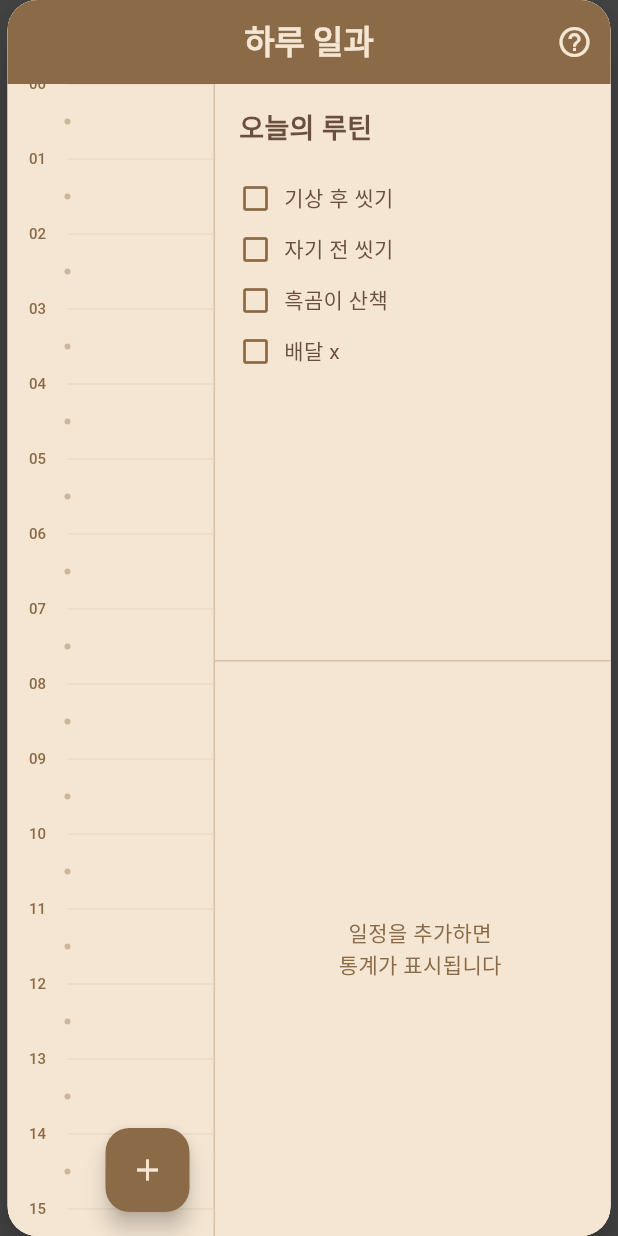
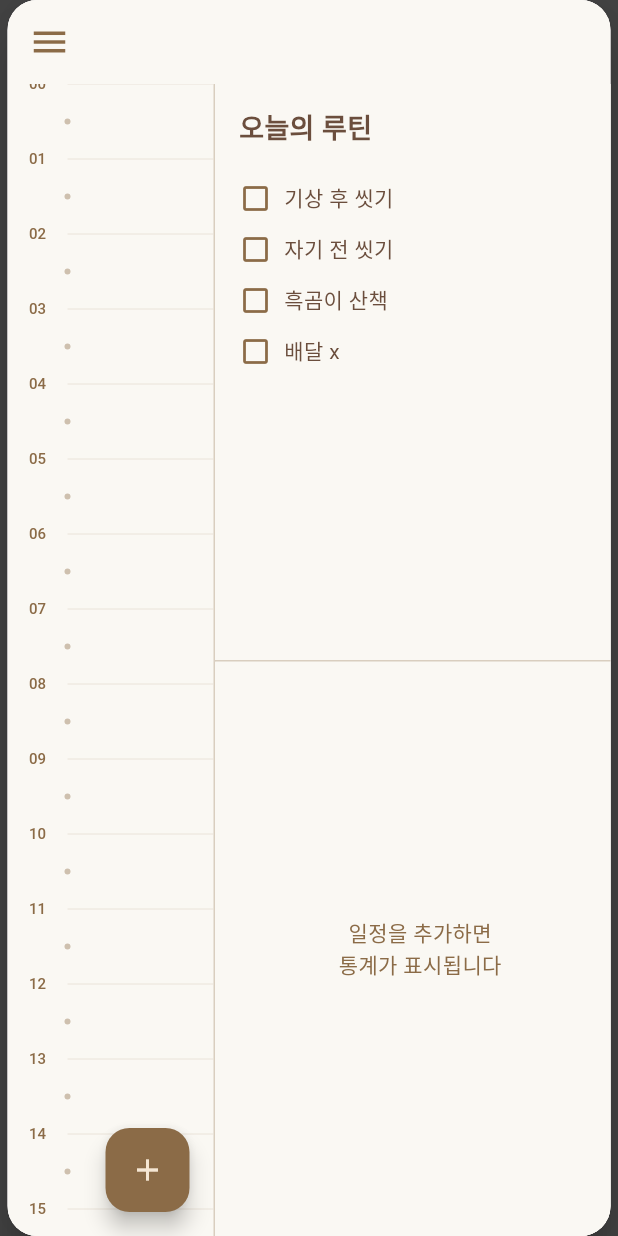
Before and after one commit to jam9582/todo, a Flutter app: the screen it shows after launch, on a phone screen of 412 x 824 dp. Run offline on Flutter 3.47's test engine with Material 3 defaults, Android fonts, the phone set to English and light mode, and no system bars.

Commit message:
feat: 테마 색상 변경

```diff
--- a/lib/main.dart
+++ b/lib/main.dart
@@ -41,7 +41,7 @@ class ProtoApp extends StatelessWidget {
       theme: ThemeData(
         primarySwatch: Colors.brown,
         brightness: Brightness.light,
-        scaffoldBackgroundColor: const Color(0xFFF5E6D3), // Cream/beige background
+        scaffoldBackgroundColor: const Color(0xFFFAF8F3), // 연한 아이보리 배경
       ),
       debugShowCheckedModeBanner: false,
       home: Scaffold(
@@ -126,25 +126,23 @@ class _ScheduleScreenState extends State<ScheduleScreen> {
 
     return Scaffold(
       appBar: AppBar(
-        title: const Text('하루 일과', style: TextStyle(color: Color(0xFFF5E6D3), fontWeight: FontWeight.bold)),
-        backgroundColor: const Color(0xFF8B6B47), // Brown header
-        centerTitle: true,
+        backgroundColor: const Color(0xFFFAF8F3), // 연한 아이보리 배경
         elevation: 0,
-        actions: [
-          IconButton(
-            icon: const Icon(Icons.help_outline, color: Color(0xFFF5E6D3)),
-            onPressed: () {},
-          ),
-        ],
+        leading: IconButton(
+          icon: const Icon(Icons.menu, color: Color(0xFF8B6B47), size: 28),
+          onPressed: () {
+            // 메뉴 기능은 나중에 구현
+          },
+        ),
       ),
-      backgroundColor: const Color(0xFFF5E6D3), // Cream background
+      backgroundColor: const Color(0xFFFAF8F3), // 연한 아이보리 배경
       body: Row(
         crossAxisAlignment: CrossAxisAlignment.start,
         children: [
           // 1. 왼쪽 1/3: 스크롤 가능한 타임라인 & 블록 영역
           Container(
             width: leftWidth,
-            color: const Color(0xFFF5E6D3),
+            color: const Color(0xFFFAF8F3),
             child: Stack(
               children: [
                 // 스크롤 가능한 타임라인
@@ -203,7 +201,7 @@ class _ScheduleScreenState extends State<ScheduleScreen> {
           Container(
             width: rightWidth,
             height: screenHeight,
-            color: const Color(0xFFF5E6D3),
+            color: const Color(0xFFFAF8F3),
             child: Column(
               children: [
                 // 오른쪽 상단: 루틴 체크리스트
@@ -212,7 +210,7 @@ class _ScheduleScreenState extends State<ScheduleScreen> {
                   child: Container(
                     padding: const EdgeInsets.all(16.0),
                     decoration: BoxDecoration(
-                      color: const Color(0xFFF5E6D3),
+                      color: const Color(0xFFFAF8F3),
                       border: Border(
                         left: BorderSide(color: const Color(0xFF8B6B47).withValues(alpha: 0.3), width: 1),
                       ),
@@ -262,7 +260,7 @@ class _ScheduleScreenState extends State<ScheduleScreen> {
                   child: Container(
                     padding: const EdgeInsets.all(16.0),
                     decoration: BoxDecoration(
-                      color: const Color(0xFFF5E6D3),
+                      color: const Color(0xFFFAF8F3),
                       border: Border(
                         top: BorderSide(color: const Color(0xFF8B6B47).withValues(alpha: 0.3), width: 1),
                         left: BorderSide(color: const Color(0xFF8B6B47).withValues(alpha: 0.3), width: 1),
@@ -484,7 +482,7 @@ class _ScheduleScreenState extends State<ScheduleScreen> {
       context: context,
       builder: (context) {
         return AlertDialog(
-          backgroundColor: const Color(0xFFF5E6D3),
+          backgroundColor: const Color(0xFFFAF8F3),
           title: const Text('루틴 수정', style: TextStyle(color: Color(0xFF6B4E3D))),
           content: TextField(
             controller: controller,
@@ -526,7 +524,7 @@ class _ScheduleScreenState extends State<ScheduleScreen> {
       context: context,
       builder: (context) {
         return AlertDialog(
-          backgroundColor: const Color(0xFFF5E6D3),
+          backgroundColor: const Color(0xFFFAF8F3),
           title: const Text('루틴 삭제', style: TextStyle(color: Color(0xFF6B4E3D))),
           content: Text(
             '${_routines[index]['text']} 항목을 삭제하시겠습니까?',
@@ -562,7 +560,7 @@ class _ScheduleScreenState extends State<ScheduleScreen> {
       context: context,
       builder: (context) {
         return AlertDialog(
-          backgroundColor: const Color(0xFFF5E6D3),
+          backgroundColor: const Color(0xFFFAF8F3),
           title: const Text('루틴 추가', style: TextStyle(color: Color(0xFF6B4E3D))),
           content: TextField(
             controller: controller,
@@ -646,7 +644,7 @@ class _ScheduleScreenState extends State<ScheduleScreen> {
                   child: Text(
                     entry.category.name,
                     style: const TextStyle(
-                      color: Color(0xFFF5E6D3),
+                      color: Color(0xFFFAF8F3),
                       fontWeight: FontWeight.bold,
                       fontSize: 11,
                     ),
@@ -656,7 +654,7 @@ class _ScheduleScreenState extends State<ScheduleScreen> {
                 if (_isEditMode && !isPreview)
                   const Icon(
                     Icons.delete_outline,
-                    color: Color(0xFFF5E6D3),
+                    color: Color(0xFFFAF8F3),
                     size: 16,
                   ),
               ],
@@ -673,7 +671,7 @@ class _ScheduleScreenState extends State<ScheduleScreen> {
       context: context,
       builder: (context) {
         return AlertDialog(
-          backgroundColor: const Color(0xFFF5E6D3),
+          backgroundColor: const Color(0xFFFAF8F3),
           title: const Text('일정 삭제', style: TextStyle(color: Color(0xFF6B4E3D))),
           content: Text(
             '${entry.category.name} 일정을 삭제하시겠습니까?',
@@ -788,7 +786,7 @@ class _ScheduleScreenState extends State<ScheduleScreen> {
   void _showCategoryPicker() {
     showModalBottomSheet(
       context: context,
-      backgroundColor: const Color(0xFFF5E6D3),
+      backgroundColor: const Color(0xFFFAF8F3),
       shape: const RoundedRectangleBorder(
         borderRadius: BorderRadius.vertical(top: Radius.circular(20)),
       ),
```
